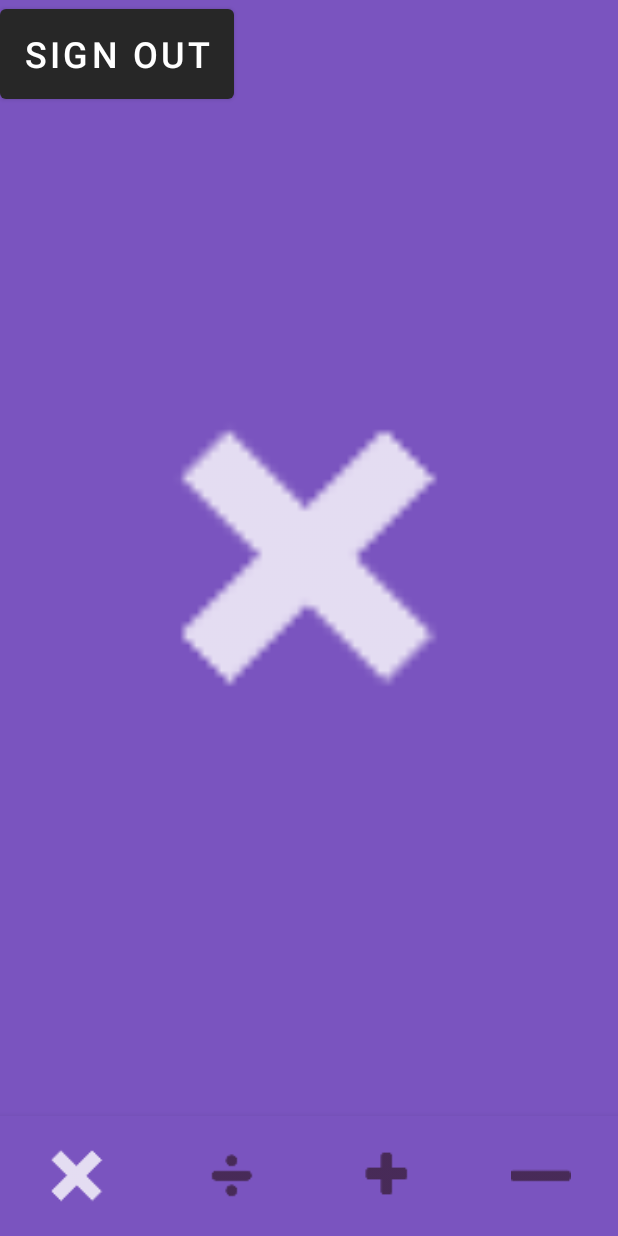
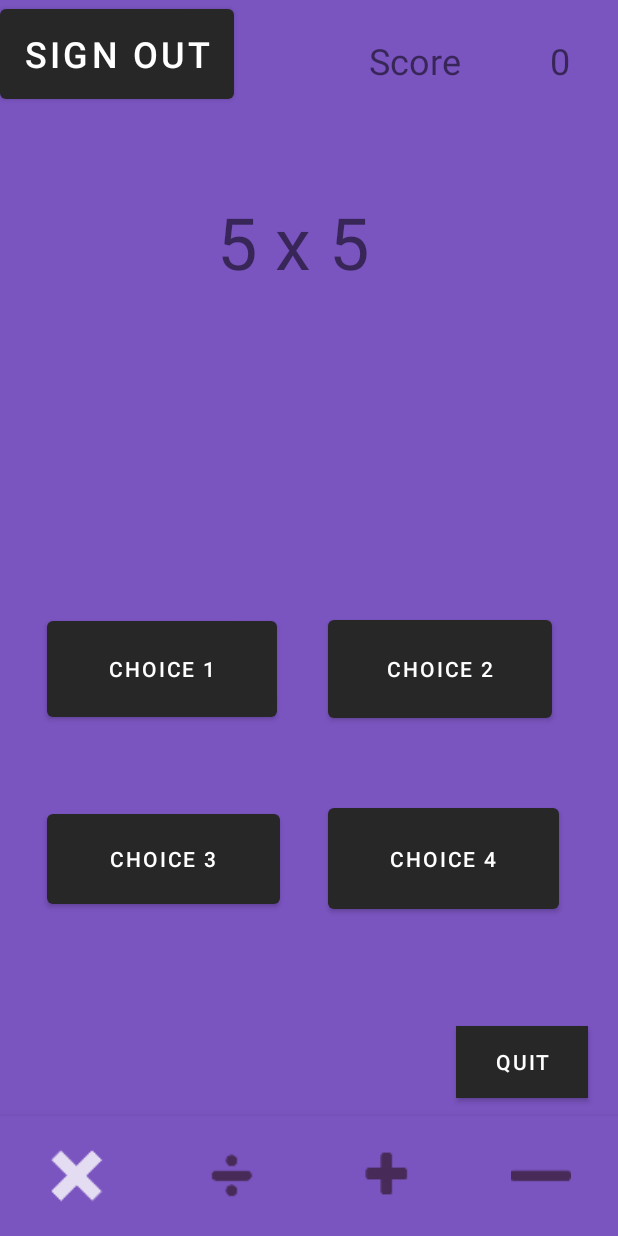
Before and after one commit to darciemurphy03/Maths-Quiz-App, an Android app: the screen it shows after launch (MainActivity), on a phone screen of 412 x 824 dp. Run offline under Robolectric (Android 15) with nearby library versions, the phone set to English and light mode, and no system bars; our stand-ins replace Firebase (no records; nobody signed in at launch, a user with empty details on screens opened directly); libraries missing offline, so code that uses them is left out: com.firebase.ui; 4 statements that could not run were skipped.

```diff
--- a/app/build.gradle
+++ b/app/build.gradle
@@ -46,6 +46,7 @@ dependencies {
     // When using the BoM, you don't specify versions in Firebase library dependencies
     implementation("com.google.firebase:firebase-auth")
     implementation "com.firebaseui:firebase-ui-auth:7.2.0"
+    implementation("com.google.firebase:firebase-database")
 
     // Also add the dependency for the Google Play services library and specify its version
     implementation("com.google.android.gms:play-services-auth:20.7.0")
--- a/app/src/main/java/com/example/com413application/MultiplyPage.java
+++ b/app/src/main/java/com/example/com413application/MultiplyPage.java
@@ -4,17 +4,67 @@ import android.os.Bundle;
 import android.view.LayoutInflater;
 import android.view.View;
 import android.view.ViewGroup;
+import android.widget.Button;
+import android.widget.TextView;
 
+import androidx.annotation.NonNull;
 import androidx.fragment.app.Fragment;
 
+import com.google.firebase.ktx.Firebase;
+import com.google.firebase.database.DatabaseReference;
+import com.google.firebase.database.FirebaseDatabase;
+import com.google.firebase.database.DataSnapshot;
+import com.google.firebase.database.DatabaseError;
+import com.google.firebase.database.ValueEventListener;
+
+import java.util.List;
+
 public class MultiplyPage extends Fragment {
+
+    TextView scoreView;
+    TextView questionView;
+    Button btnChoice1, btnChoice2, btnChoice3, btnChoice4;
+    int score;
+    String answer;
+    Firebase questionRef, choice1Ref, choice2Ref, choice3Ref, choice4Ref, answerRef;
     public MultiplyPage() {
         //
     }
 
     @Override
     public View onCreateView(LayoutInflater inflater, ViewGroup container, Bundle savedInstanceState) {
-        return inflater.inflate(R.layout.fragment_multiply, container, false);
+        View view = inflater.inflate(R.layout.fragment_multiply, container, false);
+
+        scoreView = (TextView)view.findViewById(R.id.score);
+        questionView = (TextView)view.findViewById(R.id.question);
+
+        btnChoice1 = (Button)view.findViewById(R.id.choice1);
+        btnChoice2 = (Button)view.findViewById(R.id.choice2);
+        btnChoice3 = (Button)view.findViewById(R.id.choice3);
+        btnChoice4 = (Button)view.findViewById(R.id.choice4);
+
+
+        return view;
     }
 
+    public void updateQuestion() {
+        DatabaseReference databaseRef = FirebaseDatabase.getInstance().getReference().child("questions");
+
+        databaseRef.addValueEventListener(new ValueEventListener() {
+            @Override
+            public void onDataChange(@NonNull DataSnapshot dataSnapshot) {
+                for (DataSnapshot snapshot : dataSnapshot.getChildren()) {
+                    String questionText = snapshot.child("text").getValue(String.class);
+                    List<String> choices = (List<String>) snapshot.child("choices").getValue();
+
+                    questionView.setText(questionText);
+                }
+            }
+
+            @Override
+            public void onCancelled(@NonNull DatabaseError databaseError) {
+                // Handle database error if needed
+            }
+        });
+    }
 }
--- a/app/src/main/res/layout/activity_main.xml
+++ b/app/src/main/res/layout/activity_main.xml
@@ -24,6 +24,7 @@
         android:id="@+id/fl_wrapper"
         android:layout_above="@+id/bottom_navigation"/>
 
+
     <com.google.android.material.bottomnavigation.BottomNavigationView
         android:layout_width="match_parent"
         android:layout_height="80dp"
--- a/app/src/main/res/layout/fragment_multiply.xml
+++ b/app/src/main/res/layout/fragment_multiply.xml
@@ -1,21 +1,106 @@
 <?xml version="1.0" encoding="utf-8"?>
-<FrameLayout xmlns:android="http://schemas.android.com/apk/res/android"
+<androidx.constraintlayout.widget.ConstraintLayout xmlns:android="http://schemas.android.com/apk/res/android"
+    xmlns:app="http://schemas.android.com/apk/res-auto"
+    xmlns:tools="http://schemas.android.com/tools"
+    android:id="@+id/relativeLayout"
     android:layout_width="match_parent"
     android:layout_height="match_parent"
     android:background="#7A54BF">
 
 
-    <RelativeLayout
-        android:layout_width="match_parent"
-        android:layout_height="match_parent">
+    <TextView
+        android:id="@+id/score_text"
+        android:layout_width="wrap_content"
+        android:layout_height="wrap_content"
+        android:layout_marginStart="61dp"
+        android:layout_marginTop="24dp"
+        android:layout_marginEnd="61dp"
+        android:text="Score"
+        android:textSize="24sp"
+        app:layout_constraintEnd_toEndOf="@+id/choice2"
+        app:layout_constraintStart_toEndOf="@+id/choice1"
+        app:layout_constraintTop_toTopOf="parent" />
 
-        <ImageView
-            android:id="@+id/iv_home"
-            android:layout_width="200dp"
-            android:layout_height="200dp"
-            android:layout_centerInParent="true"
-            android:src="@drawable/multiplyicon" />
+    <TextView
+        android:id="@+id/score"
+        android:layout_width="wrap_content"
+        android:layout_height="wrap_content"
+        android:layout_marginTop="24dp"
+        android:layout_marginEnd="32dp"
+        android:text="0"
+        android:textSize="24sp"
+        app:layout_constraintEnd_toEndOf="parent"
+        app:layout_constraintTop_toTopOf="parent" />
 
-    </RelativeLayout>
+    <TextView
+        android:id="@+id/question"
+        android:layout_width="172dp"
+        android:layout_height="93dp"
+        android:layout_marginTop="64dp"
+        android:layout_marginEnd="26dp"
+        android:padding="8dp"
+        android:text="5 x 5"
+        android:textAlignment="center"
+        android:textSize="48sp"
+        app:layout_constraintEnd_toEndOf="@+id/score_text"
+        app:layout_constraintTop_toBottomOf="@+id/score_text" />
 
-</FrameLayout>
+    <Button
+        android:id="@+id/quit"
+        android:layout_width="wrap_content"
+        android:layout_height="wrap_content"
+        android:layout_marginEnd="20dp"
+        android:layout_marginBottom="12dp"
+        android:background="#B71C1C"
+        android:padding="8dp"
+        android:text="quit"
+        android:textColor="#fff"
+        app:layout_constraintBottom_toBottomOf="parent"
+        app:layout_constraintEnd_toEndOf="parent" />
+
+    <Button
+        android:id="@+id/choice1"
+        android:layout_width="0dp"
+        android:layout_height="76dp"
+        android:layout_marginStart="31dp"
+        android:layout_marginEnd="34dp"
+        android:text="CHOICE 1"
+        app:layout_constraintBaseline_toBaselineOf="@+id/choice2"
+        app:layout_constraintEnd_toStartOf="@+id/choice2"
+        app:layout_constraintStart_toStartOf="parent" />
+
+    <Button
+        android:id="@+id/choice2"
+        android:layout_width="149dp"
+        android:layout_height="77dp"
+        android:layout_marginEnd="44dp"
+        android:layout_marginBottom="259dp"
+        android:text="CHOICE 2"
+        app:layout_constraintBottom_toBottomOf="parent"
+        app:layout_constraintEnd_toEndOf="parent" />
+
+    <Button
+        android:id="@+id/choice3"
+        android:layout_width="0dp"
+        android:layout_height="72dp"
+        android:layout_marginStart="31dp"
+        android:layout_marginEnd="32dp"
+        android:text="CHOICE 3"
+        app:layout_constraintBaseline_toBaselineOf="@+id/choice4"
+        app:layout_constraintEnd_toStartOf="@+id/choice4"
+        app:layout_constraintStart_toStartOf="parent" />
+
+    <Button
+        android:id="@+id/choice4"
+        android:layout_width="154dp"
+        android:layout_height="79dp"
+        android:layout_marginTop="125dp"
+        android:layout_marginEnd="39dp"
+        android:layout_marginBottom="132dp"
+        android:text="CHOICE 4"
+        app:layout_constraintBottom_toBottomOf="parent"
+        app:layout_constraintEnd_toEndOf="parent"
+        app:layout_constraintTop_toTopOf="@+id/choice2" />
+
+
+</androidx.constraintlayout.widget.ConstraintLayout>
```
